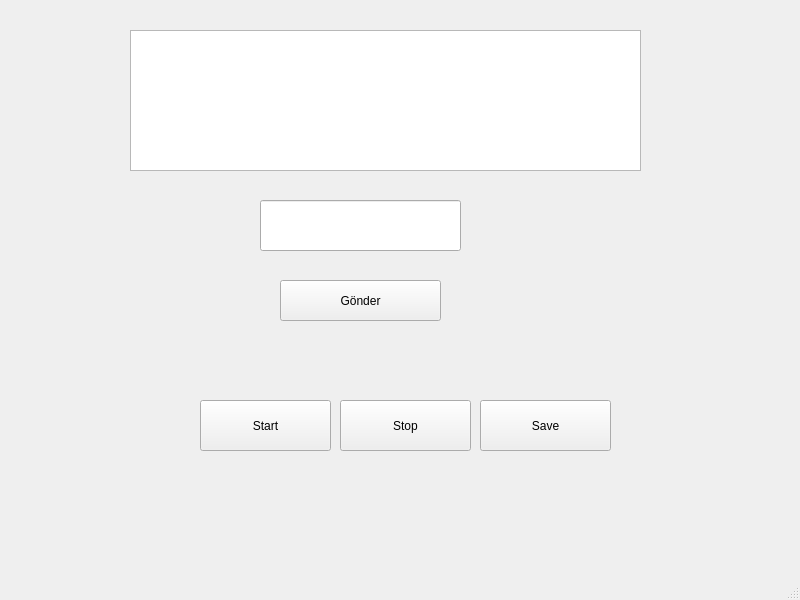
Old version of the form mainwindow.ui in the repository halilcanoksuz66/Whisper-Project.
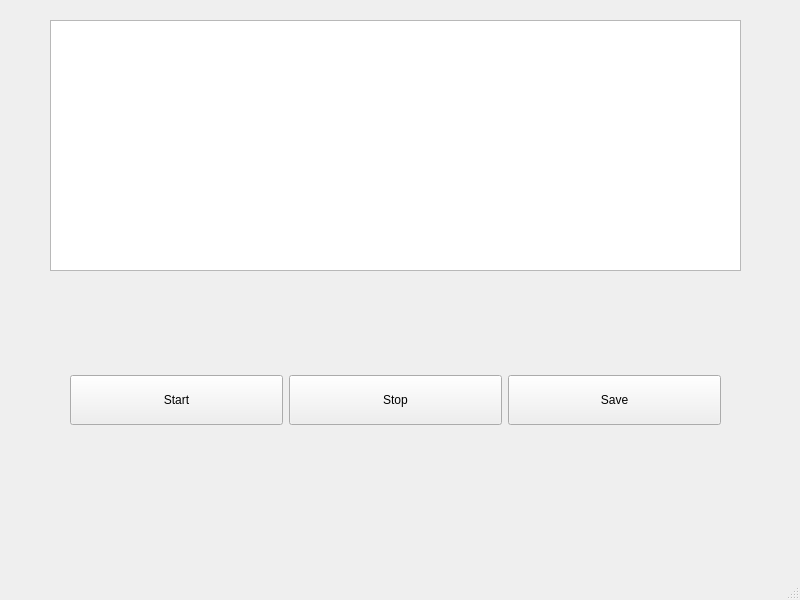
New version of the form.

```diff
--- a/mainwindow.ui
+++ b/mainwindow.ui
@@ -17,77 +17,72 @@
    <widget class="QTextEdit" name="messageDisplay">
     <property name="geometry">
      <rect>
-      <x>130</x>
-      <y>30</y>
-      <width>511</width>
-      <height>141</height>
+      <x>50</x>
+      <y>20</y>
+      <width>691</width>
+      <height>251</height>
      </rect>
     </property>
     <property name="readOnly">
      <bool>true</bool>
     </property>
    </widget>
-   <widget class="QPushButton" name="sendButton">
+   <widget class="QWidget" name="">
     <property name="geometry">
      <rect>
-      <x>280</x>
-      <y>280</y>
-      <width>161</width>
-      <height>41</height>
+      <x>70</x>
+      <y>320</y>
+      <width>651</width>
+      <height>161</height>
      </rect>
     </property>
-    <property name="text">
-     <string>Gönder</string>
-    </property>
-   </widget>
-   <widget class="QLineEdit" name="messageInput">
-    <property name="geometry">
-     <rect>
-      <x>260</x>
-      <y>200</y>
-      <width>201</width>
-      <height>51</height>
-     </rect>
-    </property>
-   </widget>
+    <layout class="QHBoxLayout" name="horizontalLayout">
+     <item>
    <widget class="QPushButton" name="startButton">
-    <property name="geometry">
-     <rect>
-      <x>200</x>
-      <y>400</y>
-      <width>131</width>
-      <height>51</height>
-     </rect>
+       <property name="sizePolicy">
+        <sizepolicy hsizetype="Minimum" vsizetype="Fixed">
+         <horstretch>0</horstretch>
+         <verstretch>0</verstretch>
+        </sizepolicy>
+       </property>
+       <property name="minimumSize">
+        <size>
+         <width>0</width>
+         <height>50</height>
+        </size>
     </property>
     <property name="text">
      <string>Start</string>
     </property>
    </widget>
+     </item>
+     <item>
    <widget class="QPushButton" name="stopButton">
-    <property name="geometry">
-     <rect>
-      <x>340</x>
-      <y>400</y>
-      <width>131</width>
-      <height>51</height>
-     </rect>
+       <property name="minimumSize">
+        <size>
+         <width>0</width>
+         <height>50</height>
+        </size>
     </property>
     <property name="text">
      <string>Stop</string>
     </property>
    </widget>
+     </item>
+     <item>
    <widget class="QPushButton" name="saveButton">
-    <property name="geometry">
-     <rect>
-      <x>480</x>
-      <y>400</y>
-      <width>131</width>
-      <height>51</height>
-     </rect>
+       <property name="minimumSize">
+        <size>
+         <width>0</width>
+         <height>50</height>
+        </size>
     </property>
     <property name="text">
      <string>Save</string>
     </property>
+      </widget>
+     </item>
+    </layout>
    </widget>
   </widget>
   <widget class="QMenuBar" name="menubar">
```
Lines whose indentation alone changed are shown as unchanged.
